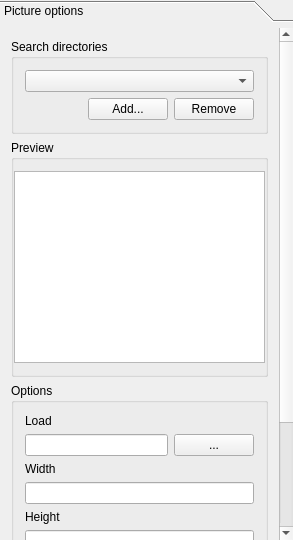
Before: the Qt Designer form src/ui/qgscomposerpicturewidgetbase.ui in qgis/QGIS, drawn with Qt 5.
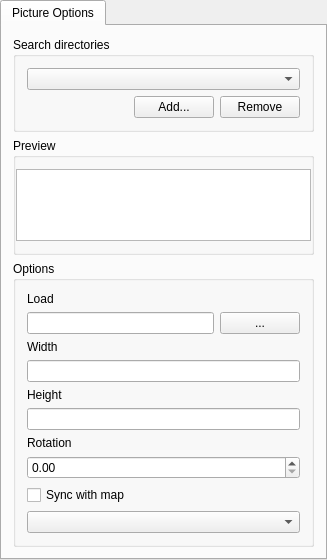
After: the same form once the commit is applied.

Commit message: Changed all QToolBox objects to QTabWidget.  Easier to see item options and less mouse movement

```diff
--- a/src/ui/qgscomposerpicturewidgetbase.ui
+++ b/src/ui/qgscomposerpicturewidgetbase.ui
@@ -6,7 +6,7 @@
    <rect>
     <x>0</x>
     <y>0</y>
-    <width>293</width>
+    <width>327</width>
     <height>540</height>
    </rect>
   </property>
@@ -24,21 +24,28 @@
     <number>0</number>
    </property>
    <item row="0" column="0">
-    <widget class="QToolBox" name="toolBox">
-     <property name="currentIndex">
-      <number>0</number>
+    <widget class="QTabWidget" name="toolBox">
+     <property name="enabled">
+      <bool>true</bool>
      </property>
-     <widget class="QWidget" name="page">
-      <property name="geometry">
-       <rect>
-        <x>0</x>
-        <y>-129</y>
-        <width>266</width>
-        <height>632</height>
-       </rect>
-      </property>
-      <attribute name="label">
-       <string>Picture options</string>
+     <property name="tabShape">
+      <enum>QTabWidget::Rounded</enum>
+     </property>
+     <property name="elideMode">
+      <enum>Qt::ElideNone</enum>
+     </property>
+     <property name="documentMode">
+      <bool>false</bool>
+     </property>
+     <property name="tabsClosable">
+      <bool>false</bool>
+     </property>
+     <property name="movable">
+      <bool>false</bool>
+     </property>
+     <widget class="QWidget" name="page" native="true">
+      <attribute name="title">
+       <string>Picture Options</string>
       </attribute>
       <layout class="QGridLayout" name="gridLayout_2">
        <item row="0" column="0">
```
Left out of the diff: 12 changed lines with no effect on the pictures. The commit also changes 15 other files.
